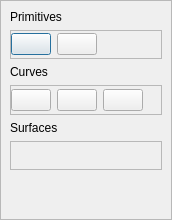
The window that apps/ifc_editor_qt/objects_dialog.ui (Jakub-Ciecierski/InfinityCAD) describes before a commit, drawn with Qt 5.
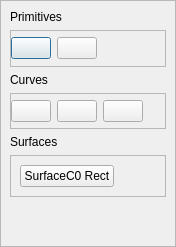
The same window after the commit. Icons and pictures are not drawn.

Commit message: Surface C0 Rect

```diff
--- a/apps/ifc_editor_qt/objects_dialog.ui
+++ b/apps/ifc_editor_qt/objects_dialog.ui
@@ -6,8 +6,8 @@
    <rect>
     <x>0</x>
     <y>0</y>
-    <width>172</width>
-    <height>220</height>
+    <width>176</width>
+    <height>247</height>
    </rect>
   </property>
   <property name="windowTitle">
@@ -39,8 +39,8 @@
        <rect>
         <x>0</x>
         <y>0</y>
-        <width>170</width>
-        <height>218</height>
+        <width>174</width>
+        <height>245</height>
        </rect>
       </property>
       <layout class="QVBoxLayout" name="verticalLayout_2">
@@ -304,6 +304,28 @@
          <property name="frameShadow">
           <enum>QFrame::Raised</enum>
          </property>
+         <layout class="QHBoxLayout" name="horizontalLayout_3">
+          <item>
+           <widget class="QPushButton" name="surfaceC0RectButton">
+            <property name="text">
+             <string>SurfaceC0 Rect</string>
+            </property>
+           </widget>
+          </item>
+          <item>
+           <spacer name="horizontalSpacer_3">
+            <property name="orientation">
+             <enum>Qt::Horizontal</enum>
+            </property>
+            <property name="sizeHint" stdset="0">
+             <size>
+              <width>40</width>
+              <height>20</height>
+             </size>
+            </property>
+           </spacer>
+          </item>
+         </layout>
         </widget>
        </item>
        <item>
```
Left out of the diff: 17 changed lines with no effect on the pictures. The commit also changes 36 other files.
